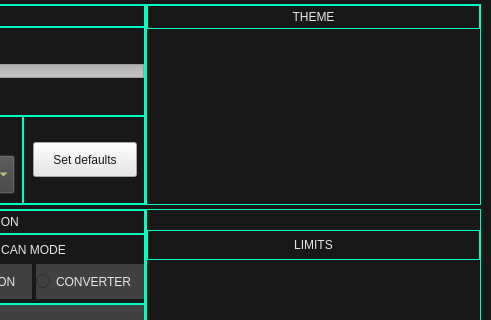
Old version of the form ui/settings.ui in the repository rozkalibrowany/vocc; both pictures show x 199 to 690 and y 0 to 320 of the 690 by 460 pixel window.
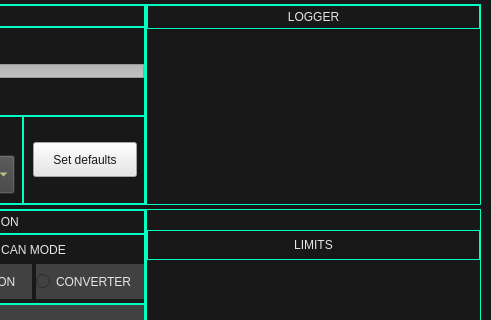
New version of the form.

Commit message: Fixed resizing menu buttons group

```diff
--- a/ui/settings.ui
+++ b/ui/settings.ui
@@ -1245,7 +1245,7 @@
 color: #e6e6e6;</string>
                 </property>
                 <property name="text">
-                 <string>THEME</string>
+                 <string>LOGGER</string>
                 </property>
                 <property name="alignment">
                  <set>Qt::AlignCenter</set>
```
The commit also changes 2 other files.
